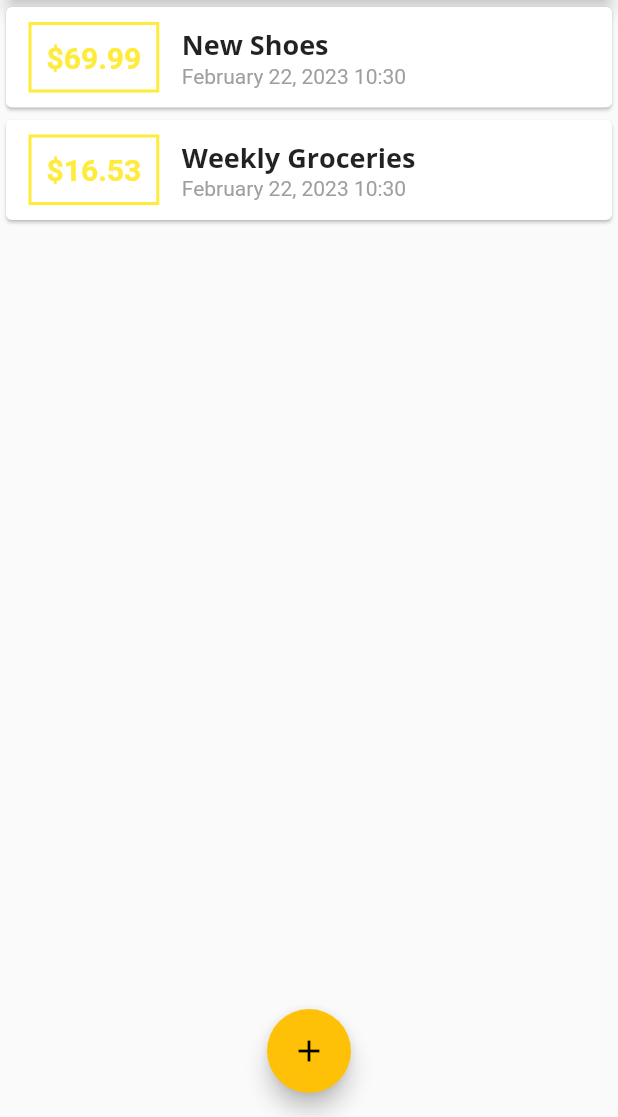
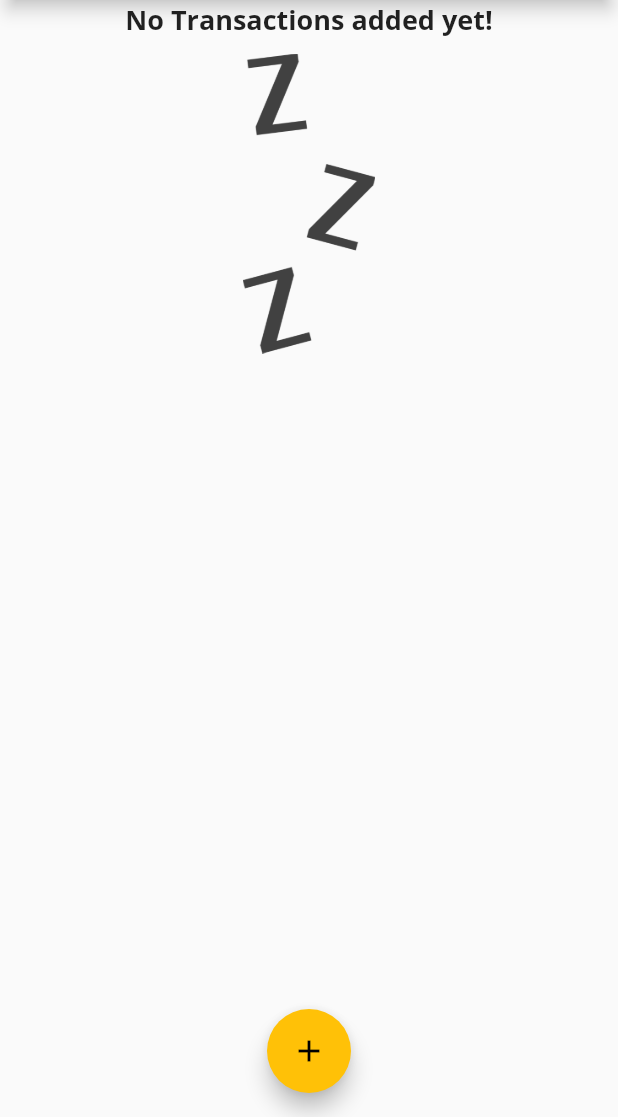
Before and after one commit to LapertJoseph/ExpenseFlutterApp, a Flutter app: the screen it shows after launch, on a phone screen of 412 x 824 dp, the part 119-1236 px from its top. Run offline on Flutter 3.47's test engine with Material 2 defaults, Android fonts, the phone set to English and light mode, and no system bars.

Commit message:
add image when no item in list

```diff
--- a/lib/main.dart
+++ b/lib/main.dart
@@ -43,18 +43,18 @@ class MyHomePage extends StatefulWidget {
 
 class _MyHomePageState extends State<MyHomePage> {
   final List<Transaction> _userTransactions = [
-    Transaction(
-      id: 't1',
-      title: 'New Shoes',
-      amount: 69.99,
-      date: DateTime.now(),
-    ),
-    Transaction(
-      id: 't2',
-      title: 'Weekly Groceries',
-      amount: 16.53,
-      date: DateTime.now(),
-    ),
+    // Transaction(
+    //   id: 't1',
+    //   title: 'New Shoes',
+    //   amount: 69.99,
+    //   date: DateTime.now(),
+    // ),
+    // Transaction(
+    //   id: 't2',
+    //   title: 'Weekly Groceries',
+    //   amount: 16.53,
+    //   date: DateTime.now(),
+    // ),
   ];
 
   void _addNewTransaction(String txTitle, double txAmount) {
--- a/lib/widgets/transaction_list.dart
+++ b/lib/widgets/transaction_list.dart
@@ -12,7 +12,26 @@ class TransactionList extends StatelessWidget {
   Widget build(BuildContext context) {
     return Container(
       height: 300,
-      child: ListView.builder(
+      child: transactions.isEmpty
+          ? Column(
+              children: [
+                Text(
+                  'No Transactions added yet!',
+                  style: Theme.of(context).textTheme.titleLarge,
+                ),
+                SizedBox(
+                  height: 10,
+                ),
+                Container(
+                  height: 200,
+                  child: Image.asset(
+                    'assets/images/waiting.png',
+                    fit: BoxFit.cover,
+                  ),
+                ),
+              ],
+            )
+          : ListView.builder(
               itemBuilder: (context, index) {
                 return Card(
                   child: Row(
--- a/pubspec.yaml
+++ b/pubspec.yaml
@@ -46,8 +46,8 @@ flutter:
   uses-material-design: true
 
   # To add assets to your application, add an assets section, like this:
-  # assets:
-  #   - images/a_dot_burr.jpeg
+  assets:
+    - assets/images/waiting.png
   #   - images/a_dot_ham.jpeg
 
   # An image asset can refer to one or more resolution-specific "variants", see
```
Also changed, not shown: assets/images/waiting.png (added). Lines whose indentation alone changed are shown as unchanged.
